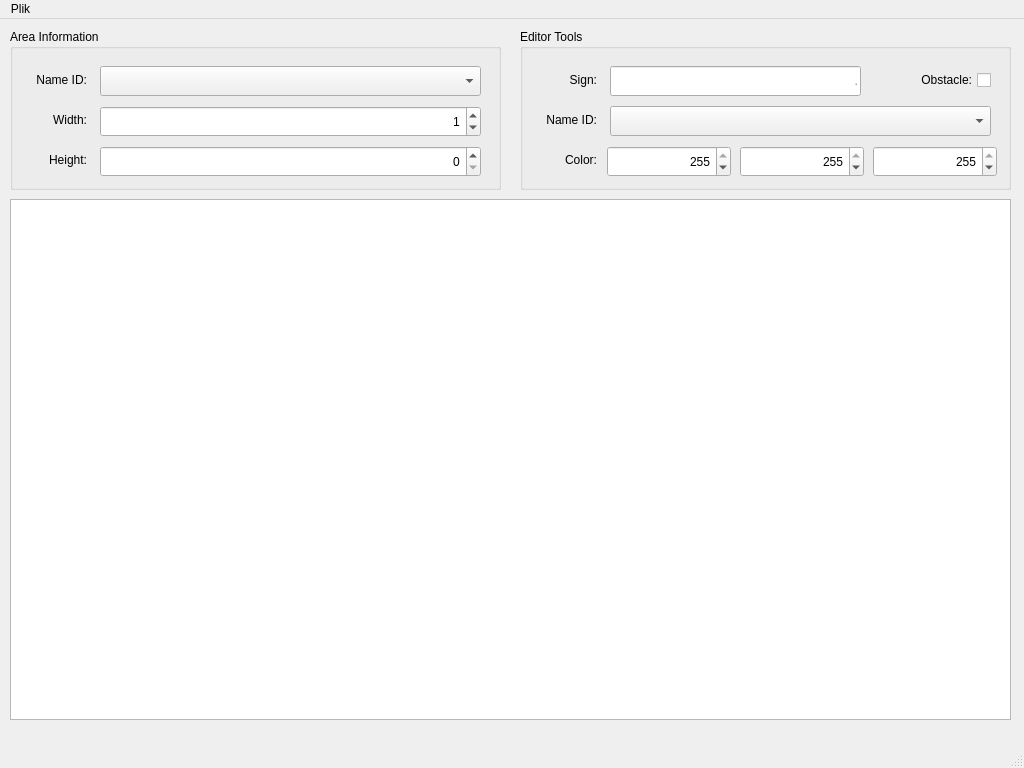
Old version of the form forms/areaeditor.ui in the repository JakimPL/Roguelike.
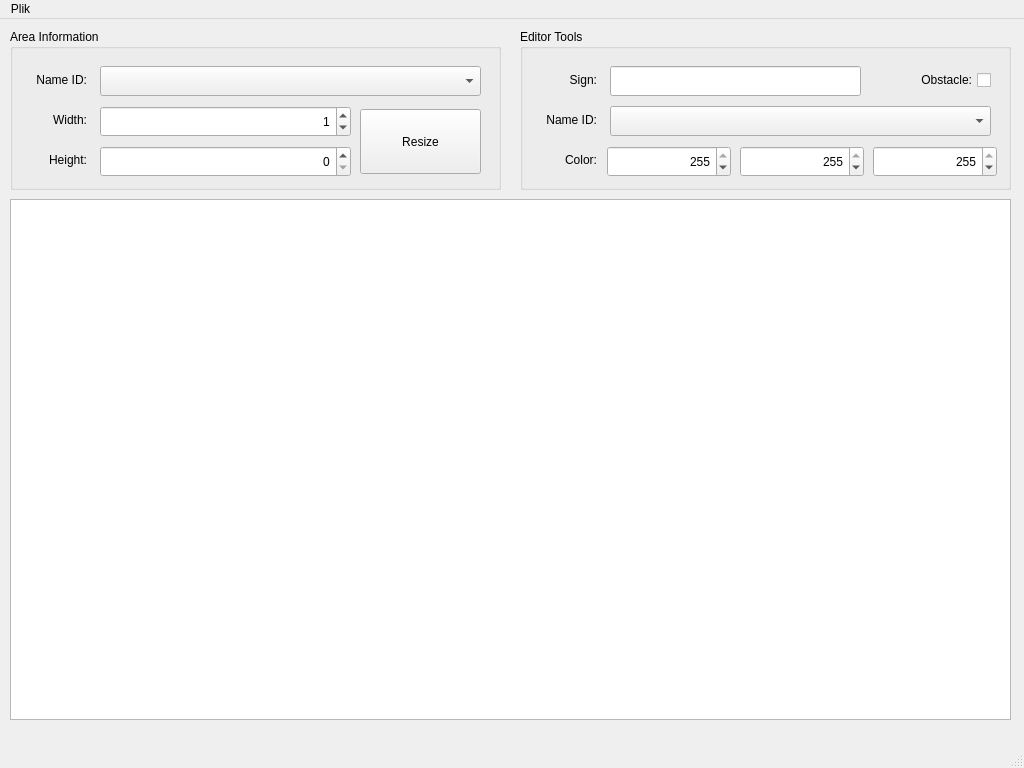
New version of the form.

What changed in the file:
```diff
--- a/forms/areaeditor.ui
+++ b/forms/areaeditor.ui
@@ -102,7 +102,7 @@
       <rect>
        <x>90</x>
        <y>77</y>
-       <width>381</width>
+       <width>251</width>
        <height>31</height>
       </rect>
      </property>
@@ -124,7 +124,7 @@
       <rect>
        <x>90</x>
        <y>117</y>
-       <width>381</width>
+       <width>251</width>
        <height>31</height>
       </rect>
      </property>
@@ -138,6 +138,19 @@
       <number>999999999</number>
      </property>
     </widget>
+    <widget class="QPushButton" name="resizeButton">
+     <property name="geometry">
+      <rect>
+       <x>350</x>
+       <y>80</y>
+       <width>121</width>
+       <height>65</height>
+      </rect>
+     </property>
+     <property name="text">
+      <string>Resize</string>
+     </property>
+    </widget>
    </widget>
    <widget class="QGroupBox" name="editorToolsBox">
     <property name="geometry">
@@ -183,7 +196,7 @@
       <set>Qt::AlignRight|Qt::AlignTrailing|Qt::AlignVCenter</set>
      </property>
      <property name="placeholderText">
-      <string>.</string>
+      <string/>
      </property>
     </widget>
     <widget class="QCheckBox" name="obstacleBox">
```
